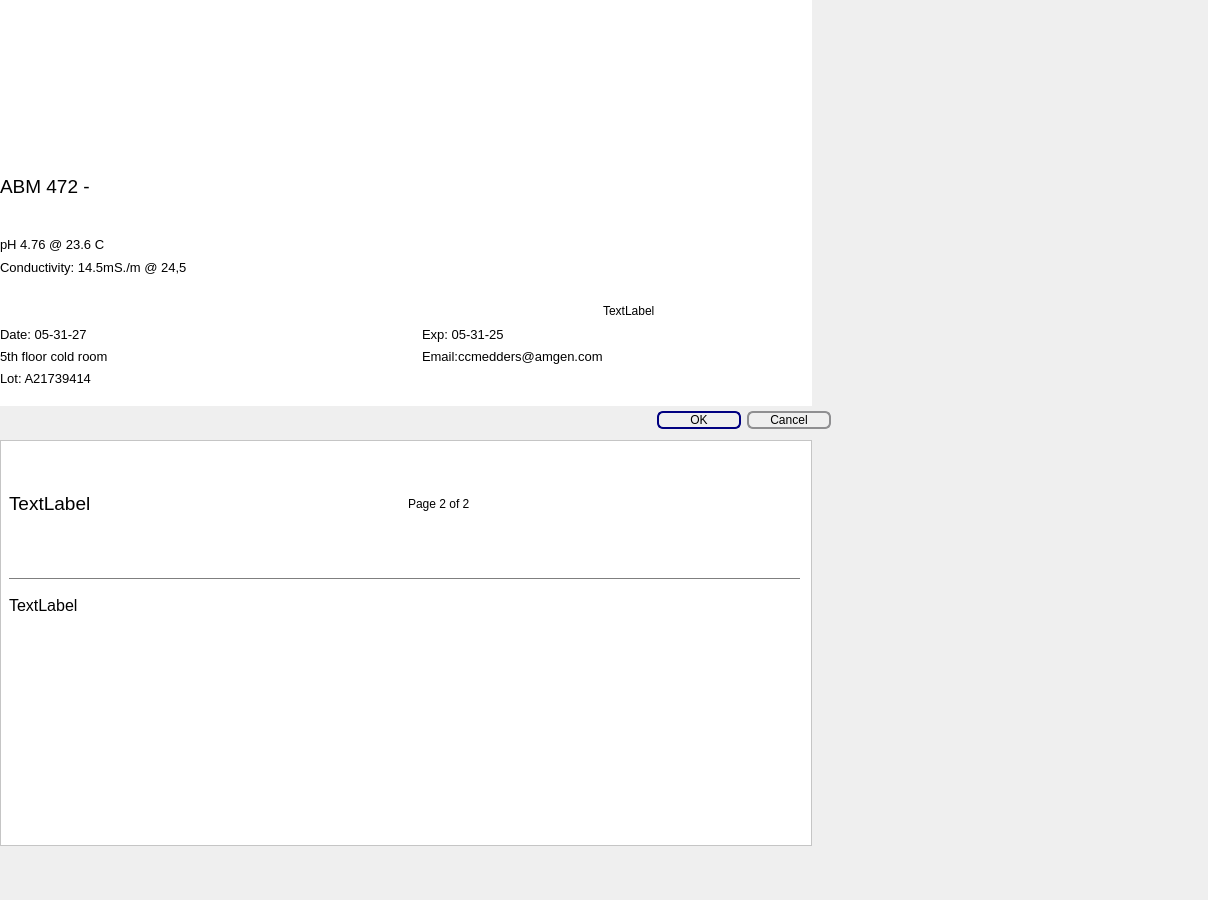
Before: the Qt Designer form label.ui in garbagepatch/PythonApp, drawn with Qt 5.
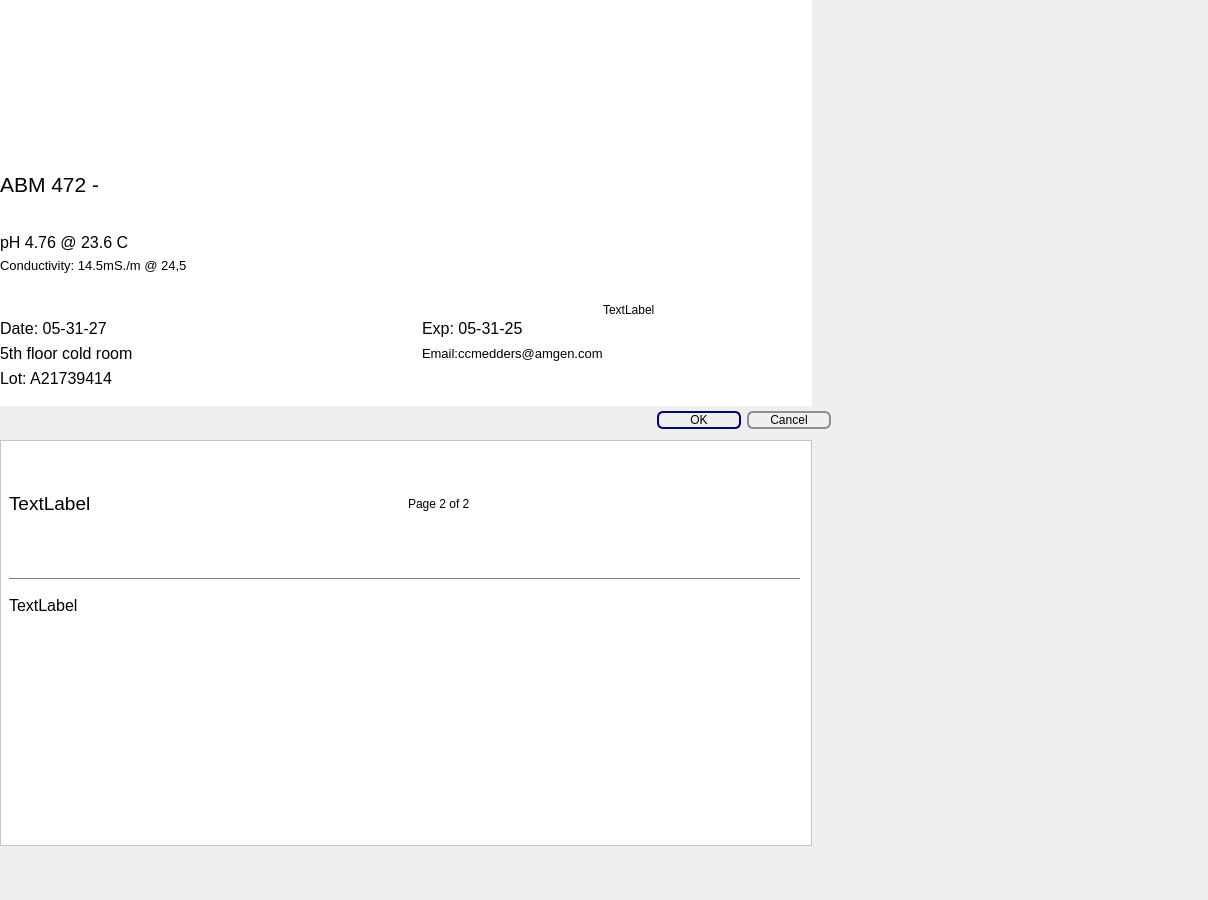
After: the same form once the commit is applied. Icons and pictures are not drawn.

Diff of the .ui file:
```diff
--- a/label.ui
+++ b/label.ui
@@ -2469,7 +2469,7 @@
         </property>
         <property name="font">
          <font>
-          <pointsize>14</pointsize>
+          <pointsize>16</pointsize>
          </font>
         </property>
         <property name="autoFillBackground">
@@ -2531,7 +2531,7 @@
            <widget class="QLabel" name="deliveryLabel">
             <property name="font">
              <font>
-              <pointsize>10</pointsize>
+              <pointsize>12</pointsize>
              </font>
             </property>
             <property name="text">
@@ -2546,7 +2546,7 @@
            <widget class="QLabel" name="expLabel">
             <property name="font">
              <font>
-              <pointsize>10</pointsize>
+              <pointsize>12</pointsize>
              </font>
             </property>
             <property name="inputMethodHints">
@@ -2568,7 +2568,7 @@
            <widget class="QLabel" name="lotLabel">
             <property name="font">
              <font>
-              <pointsize>10</pointsize>
+              <pointsize>12</pointsize>
              </font>
             </property>
             <property name="text">
@@ -2596,7 +2596,7 @@
             </property>
             <property name="font">
              <font>
-              <pointsize>10</pointsize>
+              <pointsize>12</pointsize>
              </font>
             </property>
             <property name="text">
@@ -3084,7 +3084,8 @@
             </property>
             <property name="font">
              <font>
-              <pointsize>10</pointsize>
+              <family>MS Sans Serif</family>
+              <pointsize>12</pointsize>
              </font>
             </property>
             <property name="autoFillBackground">
```
Left out of the diff: 1 changed line with no effect on the pictures.
